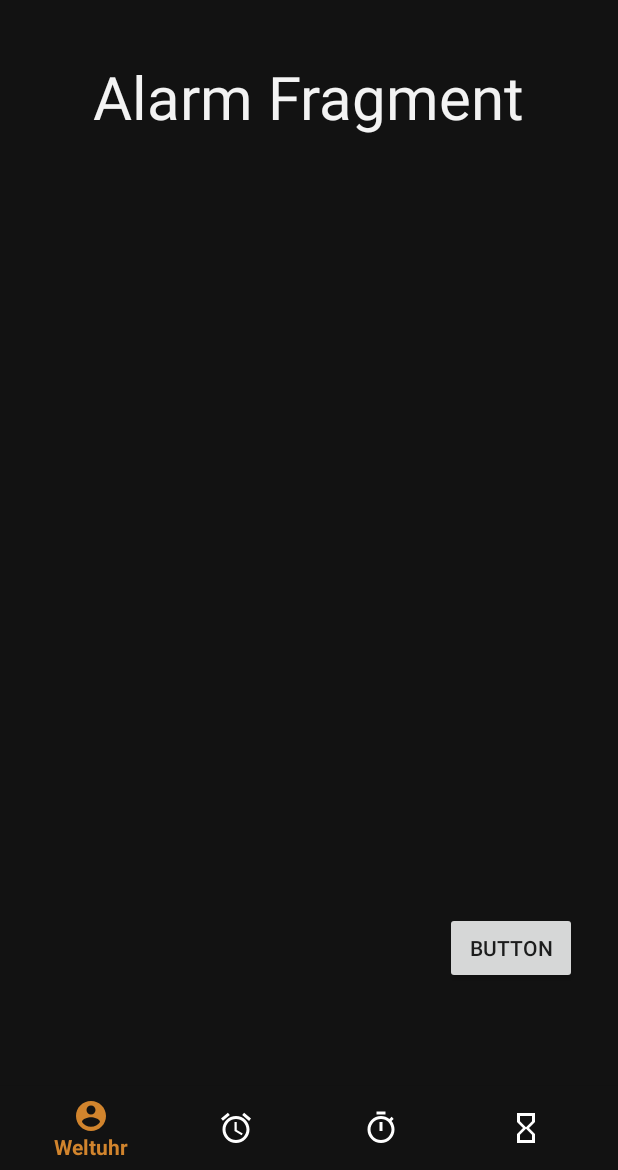
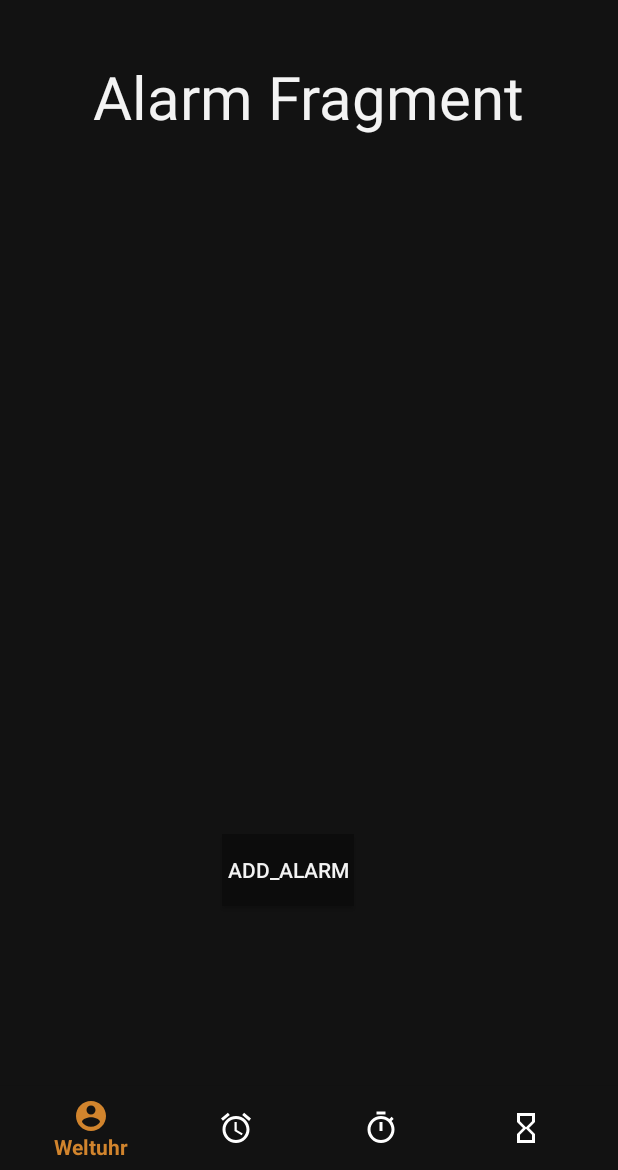
Before and after one commit to Shirados9/EMA-Project, an Android app: the fragment AlarmFragment placed in its activity, on a phone screen of 412 x 824 dp, the part 66-1236 px from its top. Run offline under Robolectric (Android 15) with nearby library versions, the phone set to English and light mode, and no system bars.

Commit message:
Alarm anfang

```diff
--- a/app/src/main/AndroidManifest.xml
+++ b/app/src/main/AndroidManifest.xml
@@ -2,6 +2,7 @@
 <manifest xmlns:android="http://schemas.android.com/apk/res/android"
     package="NWUP.com">
 
+    <uses-permission android:name="android.permission.VIBRATE" />
     <application
         android:icon="@mipmap/ic_launcher"
         android:label="@string/app_name"
--- a/app/src/main/java/NWUP/com/Alarm/AlarmFragment.kt
+++ b/app/src/main/java/NWUP/com/Alarm/AlarmFragment.kt
@@ -1,23 +1,73 @@
 package NWUP.com.Alarm
 
 import NWUP.com.R
+import android.app.TimePickerDialog
 import android.os.Bundle
-import androidx.fragment.app.Fragment
 import android.view.LayoutInflater
 import android.view.View
 import android.view.ViewGroup
+import android.widget.CheckBox
+import android.widget.LinearLayout
+import androidx.fragment.app.Fragment
+import androidx.recyclerview.widget.LinearLayoutManager
+import kotlinx.android.synthetic.main.fragment_alarm.*
+import kotlinx.android.synthetic.main.fragment_alarm.view.*
+import kotlinx.android.synthetic.main.fragment_alarm.view.recycler_alarm
+import kotlinx.android.synthetic.main.recyclerview_alarm_clock.*
+import java.text.SimpleDateFormat
+import java.util.*
+import kotlin.collections.ArrayList
+
 
 /**
  * A simple [Fragment] subclass.
  */
 class AlarmFragment : Fragment() {
+    private lateinit var linearLayoutManager: LinearLayoutManager
+    private lateinit var adapter: AlarmRecycleAdapter
 
     override fun onCreateView(
         inflater: LayoutInflater, container: ViewGroup?,
         savedInstanceState: Bundle?
     ): View? {
         // Inflate the layout for this fragment
-        return inflater.inflate(R.layout.fragment_alarm, container, false)
+        val binder =  inflater.inflate(R.layout.fragment_alarm, container, false)
+
+        binder.add_alarm.setOnClickListener() {
+
+            val cal = Calendar.getInstance()
+            val timeSetListener = TimePickerDialog.OnTimeSetListener { timePicker, hour, minute ->
+                cal.set(Calendar.HOUR_OF_DAY, hour)
+                cal.set(Calendar.MINUTE, minute)
+                //textView.text = SimpleDateFormat("HH:mm").format(cal.time)
+                //val Uhrzeit= SimpleDateFormat("HH:mm").format(cal.time)
+                //RecyclerItems_Alarm.add(AlarmRecycleItem(Uhrzeit))
+            }
+            TimePickerDialog(context, timeSetListener, cal.get(Calendar.HOUR_OF_DAY), cal.get(Calendar.MINUTE), true).show()
+            RecyclerItems_Alarm.add(AlarmRecycleItem(SimpleDateFormat("HH:mm").format(cal.time)))
+        }
+
+        return binder;
     }
 
+
+    override fun onCreate(savedInstanceState: Bundle?) {
+        super.onCreate(savedInstanceState)
+
+
+
+
+
+    }
+    override fun onStart() {
+        super.onStart()
+        recycler_alarm.layoutManager = LinearLayoutManager(activity)
+        recycler_alarm.adapter = AlarmRecycleAdapter(RecyclerItems_Alarm)
+        recycler_alarm.setHasFixedSize(true)
+
+    }
+
+    companion object {
+        var RecyclerItems_Alarm = ArrayList<AlarmRecycleItem>()
+    }
 }
--- /dev/null
+++ b/app/src/main/java/NWUP/com/Alarm/AlarmRecycleAdapter.kt
@@ -0,0 +1,33 @@
+package NWUP.com.Alarm
+
+import NWUP.com.R
+import android.view.LayoutInflater
+import android.view.View
+import android.view.ViewGroup
+import android.widget.Button
+import androidx.recyclerview.widget.RecyclerView
+import kotlinx.android.synthetic.main.recyclerview_alarm_clock.view.*
+
+class AlarmRecycleAdapter(private val exampleList: List<AlarmRecycleItem>): RecyclerView.Adapter<AlarmRecycleAdapter.ViewHolder>()  {
+    private var data: ArrayList<String>? = null
+
+
+    class ViewHolder(itemView: View): RecyclerView.ViewHolder(itemView) {
+        val Uhrzeit: Button = itemView.Alarm_Uhrzeit
+    }
+
+    override fun onCreateViewHolder(parent: ViewGroup, viewType: Int): AlarmRecycleAdapter.ViewHolder {
+        val createview = LayoutInflater.from(parent.context).inflate(R.layout.recyclerview_alarm_clock,parent,false)
+        return ViewHolder(createview)
+    }
+
+
+    override fun getItemCount() = exampleList.size
+
+
+    override fun onBindViewHolder(holder: ViewHolder, position: Int) {
+        val currentItem = exampleList[position]
+
+        holder.Uhrzeit.text = currentItem.Uhrzeit_Alarm
+    }
+}
--- /dev/null
+++ b/app/src/main/java/NWUP/com/Alarm/AlarmRecycleItem.kt
@@ -0,0 +1,3 @@
+package NWUP.com.Alarm
+
+data class AlarmRecycleItem (val Uhrzeit_Alarm:String)
--- a/app/src/main/java/NWUP/com/Weltuhr/RecycleAdapter.kt
+++ b/app/src/main/java/NWUP/com/Weltuhr/RecycleAdapter.kt
@@ -7,7 +7,7 @@ import android.view.ViewGroup
 import android.widget.TextClock
 import android.widget.TextView
 import androidx.recyclerview.widget.RecyclerView
-import kotlinx.android.synthetic.main.recyclerview_item_row.view.*
+import kotlinx.android.synthetic.main.recyclerview_weltuhr.view.*
 
 class RecyclerAdapter(private val exampleList: List<RecyclerItem>): RecyclerView.Adapter<RecyclerAdapter.ViewHolder>()  {
     private var data: ArrayList<String>? = null
@@ -20,7 +20,7 @@ class RecyclerAdapter(private val exampleList: List<RecyclerItem>): RecyclerView
     }
 
     override fun onCreateViewHolder(parent: ViewGroup, viewType: Int): RecyclerAdapter.ViewHolder {
-        val createview = LayoutInflater.from(parent.context).inflate(R.layout.recyclerview_item_row,parent,false)
+        val createview = LayoutInflater.from(parent.context).inflate(R.layout.recyclerview_weltuhr,parent,false)
         return ViewHolder(createview)
     }
 
--- a/app/src/main/java/NWUP/com/Weltuhr/WeltuhrFragment.kt
+++ b/app/src/main/java/NWUP/com/Weltuhr/WeltuhrFragment.kt
@@ -61,13 +61,18 @@ class WeltuhrFragment : Fragment() {
         return binding
     }
 
+    override fun onCreate(savedInstanceState: Bundle?) {
+        super.onCreate(savedInstanceState)
+
+
+    }
+
     override fun onStart() {
         super.onStart()
 
         //adapter = RecyclerAdapter(photosList)
         //recycler.adapter = adapter
         setCurrentDate()
-
         recycler_weltuhr.layoutManager = LinearLayoutManager(activity)
         recycler_weltuhr.adapter = RecyclerAdapter(RecyclerItems)
         recycler_weltuhr.setHasFixedSize(true)
@@ -75,8 +80,9 @@ class WeltuhrFragment : Fragment() {
 
 
 
-companion object {
-    var RecyclerItems = ArrayList<RecyclerItem>()
-}
+
+    companion object {
+        var RecyclerItems = ArrayList<RecyclerItem>()
+    }
 
 }
--- a/app/src/main/res/layout/fragment_alarm.xml
+++ b/app/src/main/res/layout/fragment_alarm.xml
@@ -9,6 +9,7 @@
 
     <!-- TODO: Update blank fragment layout -->
     <TextView
+        android:id="@+id/textView2"
         android:layout_width="wrap_content"
         android:layout_height="wrap_content"
         android:layout_centerInParent="true"
@@ -21,15 +22,40 @@
         app:layout_constraintTop_toTopOf="parent"
         app:layout_constraintVertical_bias="0.038" />
 
+    <ScrollView
+        android:id="@+id/scrollView2"
+        android:layout_width="600dp"
+        android:layout_height="700dp"
+        app:layout_constraintEnd_toEndOf="parent"
+        app:layout_constraintStart_toStartOf="parent"
+        app:layout_constraintTop_toBottomOf="@+id/textView2">
+
+        <LinearLayout
+            android:layout_width="match_parent"
+            android:layout_height="wrap_content"
+            android:orientation="vertical"
+            android:id="@+id/linearlayout_alarm">
+
+            <androidx.recyclerview.widget.RecyclerView
+                android:layout_width="match_parent"
+                android:layout_height="match_parent"
+                android:id="@+id/recycler_alarm"
+                tools:listitem="@layout/recyclerview_alarm_clock"/>
+
+        </LinearLayout>
+    </ScrollView>
+
     <Button
-        android:id="@+id/button2"
+        android:id="@+id/add_alarm"
         android:layout_width="wrap_content"
         android:layout_height="wrap_content"
-        android:layout_marginBottom="68dp"
-        android:text="Button"
+        android:layout_marginBottom="120dp"
+        android:background="#0C0C0C"
+        android:text="add_alarm"
+        android:textColor="@color/colorAccent"
         app:layout_constraintBottom_toBottomOf="parent"
         app:layout_constraintEnd_toEndOf="parent"
-        app:layout_constraintHorizontal_bias="0.916"
+        app:layout_constraintHorizontal_bias="0.457"
         app:layout_constraintStart_toStartOf="parent" />
 
 </androidx.constraintlayout.widget.ConstraintLayout>
--- a/app/src/main/res/layout/fragment_weltuhr.xml
+++ b/app/src/main/res/layout/fragment_weltuhr.xml
@@ -32,7 +32,7 @@
                 android:id="@+id/recycler_weltuhr"
                 android:layout_width="match_parent"
                 android:layout_height="match_parent"
-                tools:listitem="@layout/recyclerview_item_row">
+                tools:listitem="@layout/recyclerview_weltuhr">
 
 
             </androidx.recyclerview.widget.RecyclerView>
--- a/app/src/main/res/layout/recyclerview_item_row.xml
+++ b/app/src/main/res/layout/recyclerview_weltuhr.xml
@@ -32,8 +32,9 @@
 
     <TextClock
         android:id="@+id/item_time"
-        android:layout_width="wrap_content"
-        android:layout_height="wrap_content"
+        android:layout_width="0dp"
+        android:layout_height="0dp"
+        android:layout_marginEnd="24dp"
         android:textColor="@color/colorAccent"
         app:layout_constraintBottom_toBottomOf="parent"
         app:layout_constraintEnd_toEndOf="parent"
```
Also changed, not shown: app/src/main/java/NWUP/com/Weltuhr/PickTimeZone.kt (+1 -6 lines), app/src/main/res/layout/recyclerview_alarm_clock.xml (added, +30 -0 lines).
